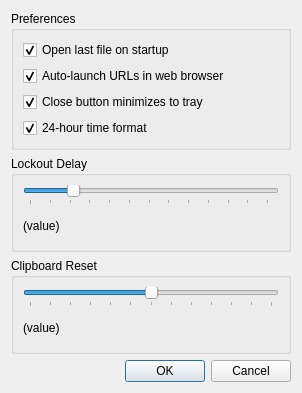
The window that src/apps/gryptonite/preferences_edit.ui (karagog/Gryptonite) describes before a commit, drawn with Qt 5.
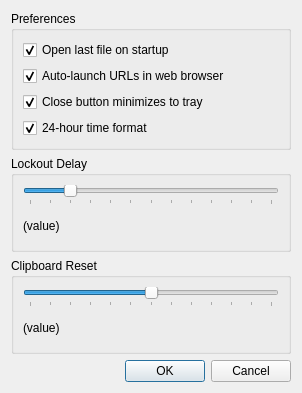
The same window after the commit.

The edit to the form file:
```diff
--- a/src/apps/gryptonite/preferences_edit.ui
+++ b/src/apps/gryptonite/preferences_edit.ui
@@ -127,7 +127,7 @@
 &lt;p style=&quot; margin-top:0px; margin-bottom:0px; margin-left:0px; margin-right:0px; -qt-block-indent:0; text-indent:0px;&quot;&gt;&lt;span style=&quot; font-size:10pt;&quot;&gt;You can disable this feature by moving the slider all the way left.&lt;/span&gt;&lt;/p&gt;&lt;/body&gt;&lt;/html&gt;</string>
         </property>
         <property name="minimum">
-         <number>-1</number>
+         <number>0</number>
         </property>
         <property name="maximum">
          <number>60</number>
```
